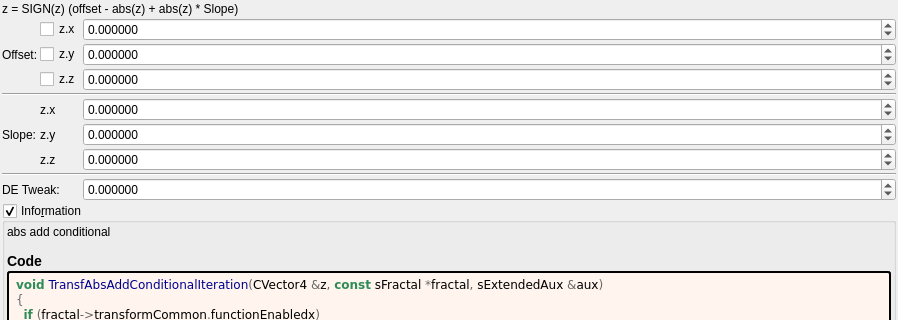
The window that mandelbulber2/formula/ui/transf_abs_add_conditional.ui (buddhi1980/mandelbulber2) describes before a commit, drawn with Qt 5; both pictures show x 0 to 898 and y 0 to 320 of the 898 by 811 pixel window.
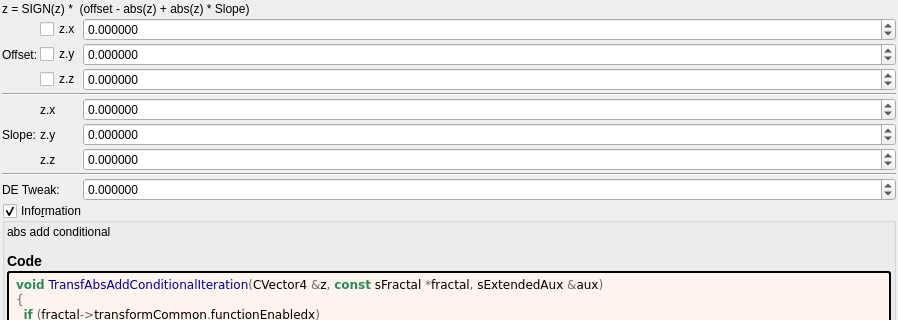
The same window after the commit. Custom widgets are drawn as their Qt base class.

```diff
--- a/mandelbulber2/formula/ui/transf_abs_add_conditional.ui
+++ b/mandelbulber2/formula/ui/transf_abs_add_conditional.ui
@@ -32,7 +32,7 @@
    <item>
     <widget class="QLabel" name="label_133">
      <property name="text">
-      <string>z = SIGN(z) (offset - abs(z) + abs(z) * Slope)</string>
+      <string>z = SIGN(z) *  (offset - abs(z) + abs(z) * Slope)</string>
      </property>
     </widget>
    </item>
```
Left out of the diff: 2 changed lines with no effect on the pictures.
